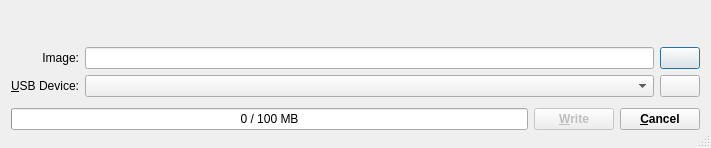
This is maindialog.ui in OpenMandrivaSoftware/om-imagewriter as Qt 5 draws it before an edit. The edited form follows.
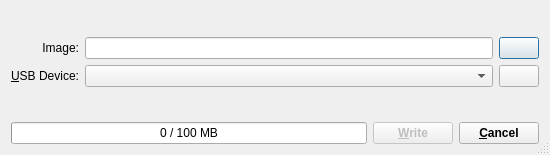
This is the edited form. Icons and pictures are not drawn.

Patch:
```diff
--- a/maindialog.ui
+++ b/maindialog.ui
@@ -6,8 +6,8 @@
    <rect>
     <x>0</x>
     <y>0</y>
-    <width>711</width>
-    <height>148</height>
+    <width>550</width>
+    <height>155</height>
    </rect>
   </property>
   <property name="sizePolicy">
@@ -165,6 +165,22 @@
      </item>
     </layout>
    </item>
+   <item>
+    <spacer name="verticalSpacer">
+     <property name="orientation">
+      <enum>Qt::Vertical</enum>
+     </property>
+     <property name="sizeType">
+      <enum>QSizePolicy::Expanding</enum>
+     </property>
+     <property name="sizeHint" stdset="0">
+      <size>
+       <width>20</width>
+       <height>1</height>
+      </size>
+     </property>
+    </spacer>
+   </item>
    <item>
     <layout class="QHBoxLayout" name="horizontalLayout">
      <item>
```
